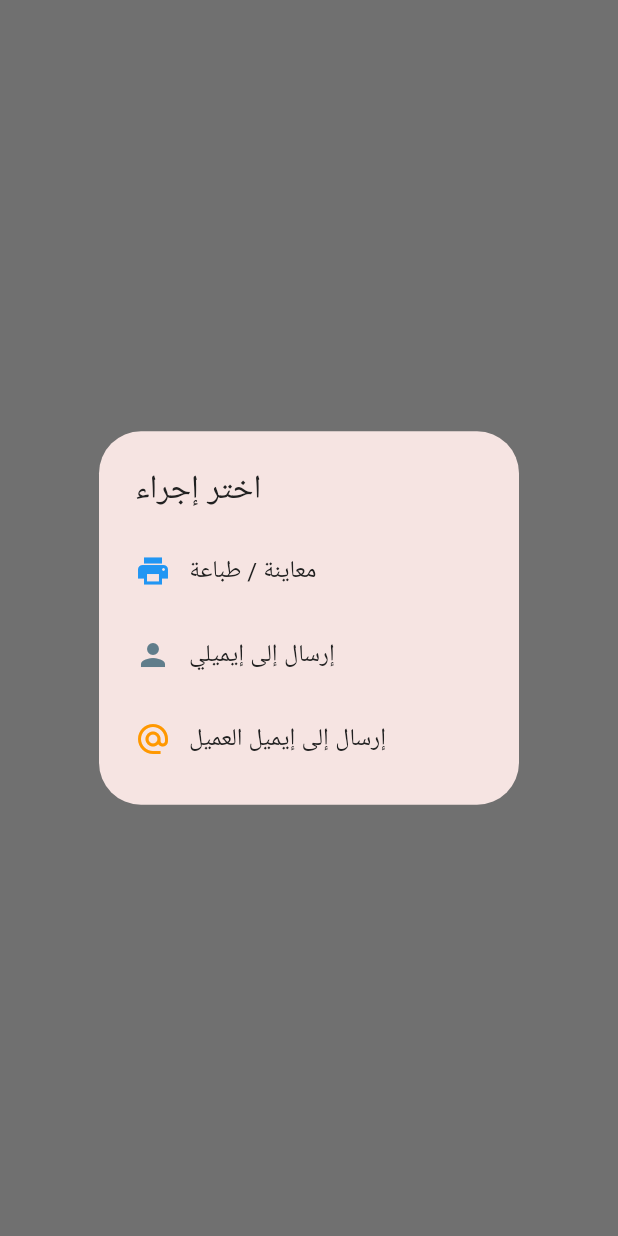
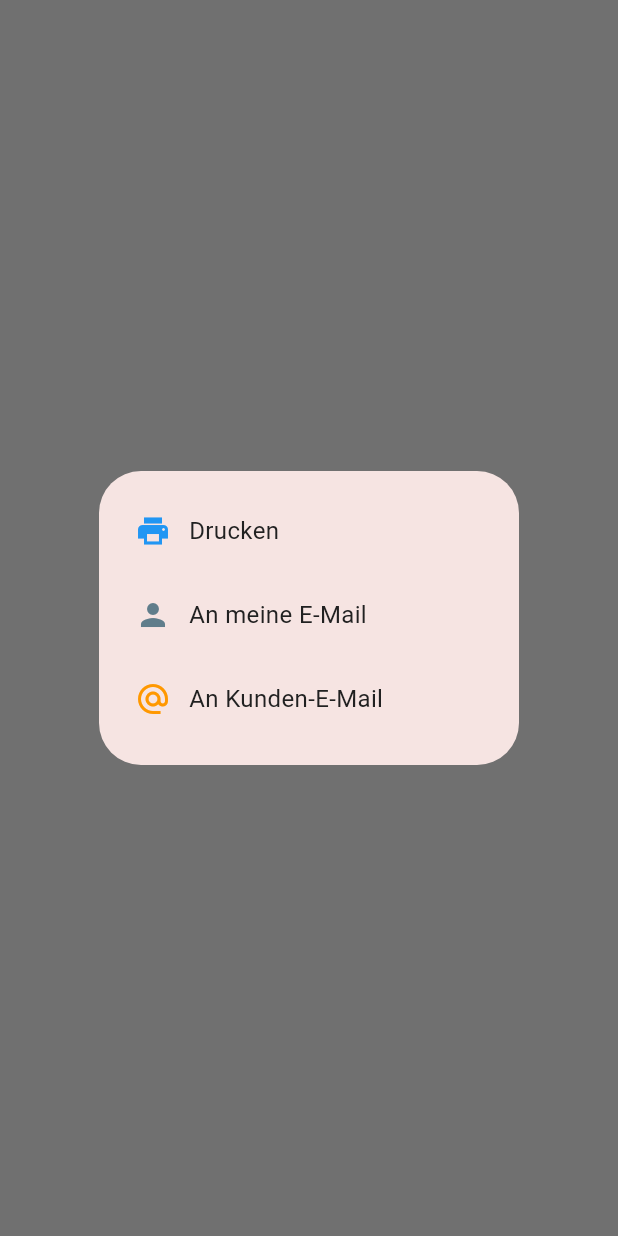
Before and after one commit to shenouda54/handy_notfall, a Flutter app: what showPrintOptionsDialog() shows on an empty page, opened directly, on a phone screen of 412 x 824 dp. Run offline on Flutter 3.47's test engine with Material 3 defaults, Android fonts, the phone set to English and light mode, and no system bars; our stand-ins replace cloud_firestore, firebase_auth, firebase_core, open_file, permission_handler, shared_preferences; missing offline and left inert: flutter_email_sender, syncfusion_flutter_signaturepad; accounts and stored records are empty.

Commit message:
edit pdfs language

```diff
--- a/lib/core/widgets/print_dialog_helper.dart
+++ b/lib/core/widgets/print_dialog_helper.dart
@@ -5,7 +5,6 @@ class PrintDialogHelper {
     return showDialog<String>(
       context: context,
       builder: (ctx) => SimpleDialog(
-        title: const Text("اختر إجراء"),
         children: [
           SimpleDialogOption(
             onPressed: () => Navigator.pop(ctx, 'print'),
@@ -15,7 +14,7 @@ class PrintDialogHelper {
                 children: [
                   Icon(Icons.print, color: Colors.blue),
                   SizedBox(width: 12),
-                  Text("معاينة / طباعة", style: TextStyle(fontSize: 16)),
+                  Text("Drucken", style: TextStyle(fontSize: 16)),
                 ],
               ),
             ),
@@ -28,9 +27,10 @@ class PrintDialogHelper {
                 children: [
                   Icon(Icons.person, color: Colors.blueGrey),
                   SizedBox(width: 12),
-                  Text("إرسال إلى إيميلي", style: TextStyle(fontSize: 16)),
+                  Text("An meine E-Mail", style: TextStyle(fontSize: 16)),
                 ],
               ),
+
             ),
           ),
           SimpleDialogOption(
@@ -41,7 +41,7 @@ class PrintDialogHelper {
                 children: [
                   Icon(Icons.alternate_email, color: Colors.orange),
                   SizedBox(width: 12),
-                  Text("إرسال إلى إيميل العميل", style: TextStyle(fontSize: 16)),
+                  Text("An Kunden-E-Mail", style: TextStyle(fontSize: 16)),
                 ],
               ),
             ),
--- a/lib/data/datasources/screen_pdfs/auftrag/view/auftrag_screen.dart
+++ b/lib/data/datasources/screen_pdfs/auftrag/view/auftrag_screen.dart
@@ -104,7 +104,7 @@ class AuftragScreen extends StatelessWidget {
                   signatureBytes: signatureBytes, // Pass the decoded signature
                 );
               },
-              child: const Text("📄 خيارات Auftrag"),
+              child: const Text("Auftrag 📄"),
             ),
           );
         },
--- a/lib/data/datasources/screen_pdfs/kostenmittlung/view/kostenmittlung_screen.dart
+++ b/lib/data/datasources/screen_pdfs/kostenmittlung/view/kostenmittlung_screen.dart
@@ -74,7 +74,7 @@ class KostenmittlungScreen extends StatelessWidget {
                 );
               },
 
-              child: const Text("📄 خيارات Kostenmittlung"),
+              child: const Text("Kostenmittlung 📄"),
             ),
 
           );
--- a/lib/data/datasources/screen_pdfs/rechnung/view/rechnung_screen.dart
+++ b/lib/data/datasources/screen_pdfs/rechnung/view/rechnung_screen.dart
@@ -79,7 +79,7 @@ class RechnungScreen extends StatelessWidget {
                     await generatePdf(data, context, code);
                   },
                   icon: const Icon(Icons.remove_red_eye, size: 40, color: Colors.blue),
-                  tooltip: "معاينة / طباعة مباشرة",
+                  tooltip: "Drucken",
                 ),
                 const SizedBox(width: 40),
 
--- a/lib/data/datasources/screen_pdfs/rechnung_handy/view/pdf_ui_rechnung_handy_screen.dart
+++ b/lib/data/datasources/screen_pdfs/rechnung_handy/view/pdf_ui_rechnung_handy_screen.dart
@@ -118,7 +118,7 @@ Future<pw.Widget> buildPdfContent(
           ),
           pw.SizedBox(height: 30),
           pw.Text(
-              'Gebrauchtgegenstände / Sonderregelung, Differenzbesteuerung nach §25a UStG, MwSt. nichtausweisbar',
+              'Gebrauchtware / Sonderreglung, Differenzbesteuerung nach §25a UStG, MwSt. nichtausweisbar',
               style:
                   pw.TextStyle(fontSize: 10, fontWeight: pw.FontWeight.bold)),
         ],
--- a/lib/data/datasources/screen_pdfs/shared/pdf_widgets.dart
+++ b/lib/data/datasources/screen_pdfs/shared/pdf_widgets.dart
@@ -75,14 +75,15 @@ class PdfWidgets {
                 ],
               ),
               pw.Row(
+
                 children: [
-                  pw.Text('IMEL: ${data['serialNumber']}',
+                  pw.Text('IMEI: ${data['serialNumber']}',
                       style: pw.TextStyle(
                           fontSize: 12, fontWeight: pw.FontWeight.bold)),
                 ]
               ),
               // if (showImei)
-              //   pw.Text('IMEL: ${data['serialNumber']}',
+              //   pw.Text('IMEI: ${data['serialNumber']}',
               //       style: pw.TextStyle(
               //           fontSize: 12, fontWeight: pw.FontWeight.bold)),
               if (showPinCode)
```
